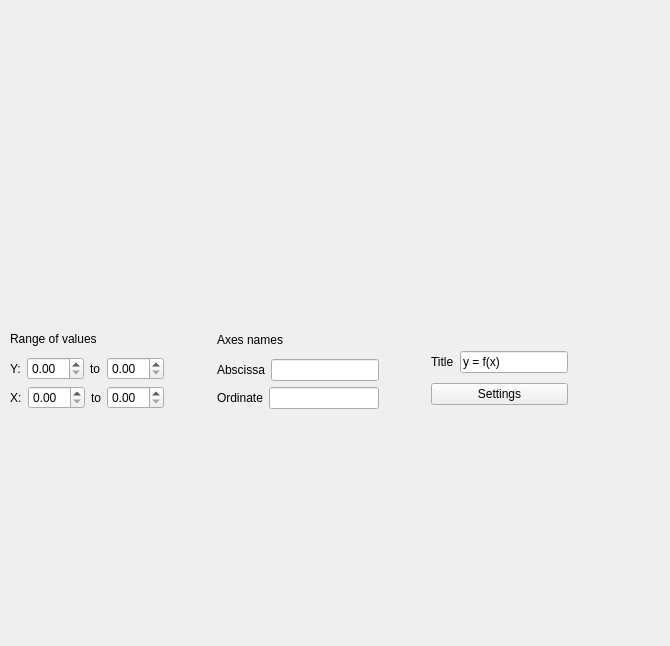
Above: graph.ui from Kirikus/Experiments-2026S-CPP before the change. Below: the same form after it.
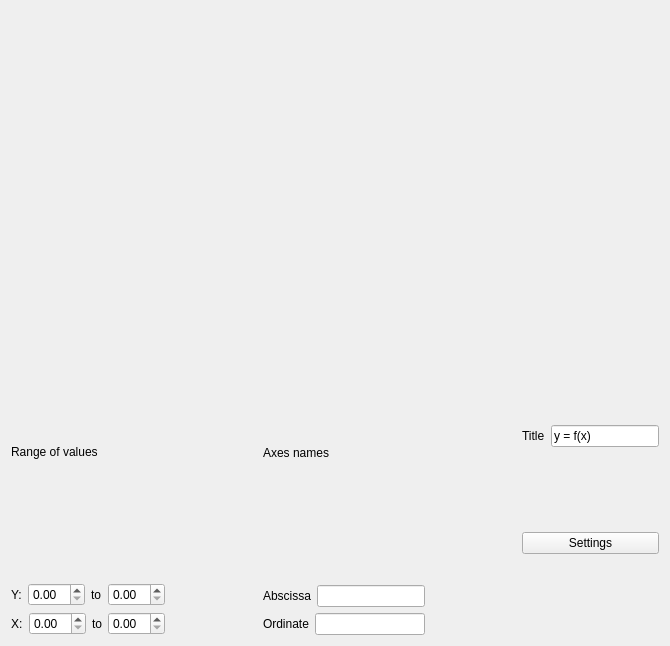
That is the form after the change. Custom widgets are drawn as their Qt base class.

Commit message: add graph layout

The edit to the form file:
```diff
--- a/graph.ui
+++ b/graph.ui
@@ -13,25 +13,11 @@
   <property name="windowTitle">
    <string>Form</string>
   </property>
-  <widget class="QCustomPlot" name="customPlot" native="true">
-   <property name="geometry">
-    <rect>
-     <x>9</x>
-     <y>9</y>
-     <width>652</width>
-     <height>311</height>
-    </rect>
-   </property>
-  </widget>
-  <widget class="QWidget" name="layoutWidget">
-   <property name="geometry">
-    <rect>
-     <x>10</x>
-     <y>327</y>
-     <width>558</width>
-     <height>82</height>
-    </rect>
-   </property>
+  <layout class="QGridLayout" name="gridLayout">
+   <item row="0" column="0">
+    <widget class="QCustomPlot" name="customPlot" native="true"/>
+   </item>
+   <item row="1" column="0">
    <layout class="QHBoxLayout" name="horizontalLayout_6">
     <item>
      <layout class="QVBoxLayout" name="verticalLayout">
@@ -200,7 +186,8 @@
      </layout>
     </item>
    </layout>
-  </widget>
+   </item>
+  </layout>
  </widget>
  <customwidgets>
   <customwidget>
```
Lines whose indentation alone changed are shown as unchanged.
